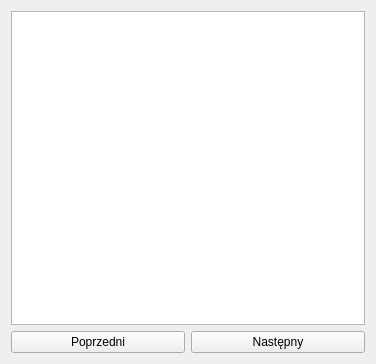
Qt form ImagePresenter/widget.ui (bzyx/ImagePresenter) before a commit.
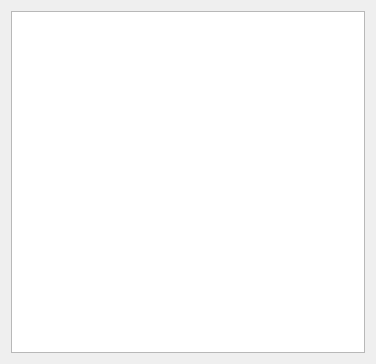
The same form after that commit.

Commit message: Working only with keyboard. Removed the las physical button. Need only few improvement's to be released.

What changed in the file:
```diff
--- a/ImagePresenter/widget.ui
+++ b/ImagePresenter/widget.ui
@@ -17,24 +17,6 @@
    <item>
     <widget class="QGraphicsView" name="gView"/>
    </item>
-   <item>
-    <layout class="QHBoxLayout" name="horizontalLayout">
-     <item>
-      <widget class="QPushButton" name="btn_prev">
-       <property name="text">
-        <string>Poprzedni</string>
-       </property>
-      </widget>
-     </item>
-     <item>
-      <widget class="QPushButton" name="btn_next">
-       <property name="text">
-        <string>Następny</string>
-       </property>
-      </widget>
-     </item>
-    </layout>
-   </item>
   </layout>
  </widget>
  <layoutdefault spacing="6" margin="11"/>
```
The commit also changes 4 other files.
